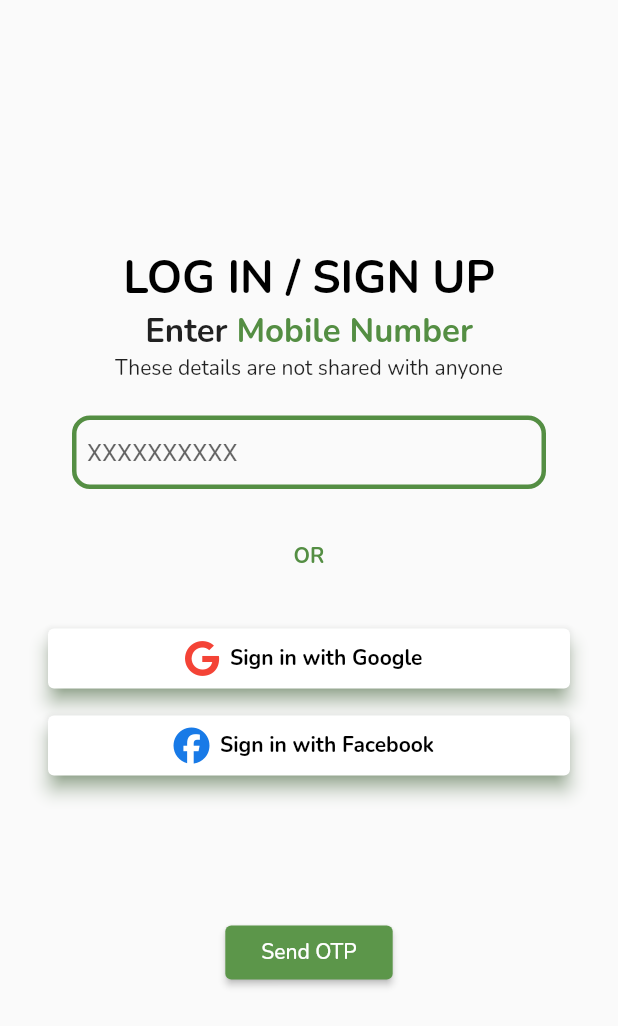
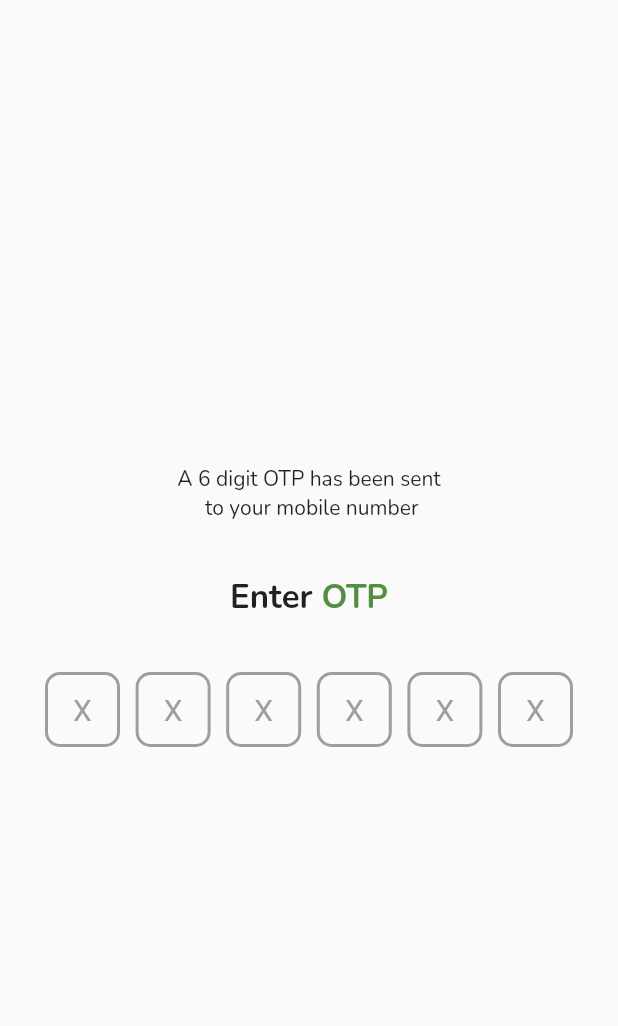
Before and after one commit to rudranshsinghmahra/SmartBinSense, a Flutter app: the screen it shows after launch, after a tap on "Send OTP", on a phone screen of 412 x 824 dp. Shown: the top 1026 px of the screen. Run offline on Flutter 3.47's test engine with Material 3 defaults, Android fonts, the phone set to English and light mode, and no system bars; drawn by our look-alikes of pin_code_fields; our stand-ins replace font_awesome_flutter, google_fonts.

Commit message:
otp_verify_screen.dart created

```diff
--- a/lib/views/log_in_screen.dart
+++ b/lib/views/log_in_screen.dart
@@ -2,6 +2,7 @@ import 'package:flutter/material.dart';
 import 'package:font_awesome_flutter/font_awesome_flutter.dart';
 import 'package:google_fonts/google_fonts.dart';
 import 'package:smart_bin_sense/colors.dart';
+import 'package:smart_bin_sense/views/otp_verify_screen.dart';
 
 class LogInScreen extends StatefulWidget {
   const LogInScreen({super.key});
@@ -151,10 +152,22 @@ class _LogInScreenState extends State<LogInScreen> {
             ),
             Padding(
               padding: const EdgeInsets.only(top: 80.0),
-              child: ElevatedButton(onPressed: (){}, child: Padding(
-                padding: const EdgeInsets.symmetric(horizontal: 8.0),
-                child: Text("Send OTP",style: GoogleFonts.nunito(),),
-              )),
+              child: ElevatedButton(
+                  onPressed: () {
+                    Navigator.push(
+                      context,
+                      MaterialPageRoute(
+                        builder: (context) => const OtpVerifyScreen(),
+                      ),
+                    );
+                  },
+                  child: Padding(
+                    padding: const EdgeInsets.symmetric(horizontal: 8.0),
+                    child: Text(
+                      "Send OTP",
+                      style: GoogleFonts.nunito(),
+                    ),
+                  )),
             )
           ],
         ),
--- /dev/null
+++ b/lib/views/otp_verify_screen.dart
@@ -0,0 +1,101 @@
+import 'package:flutter/material.dart';
+import 'package:google_fonts/google_fonts.dart';
+import 'package:pin_code_fields/pin_code_fields.dart';
+
+import '../colors.dart';
+
+class OtpVerifyScreen extends StatefulWidget {
+  const OtpVerifyScreen({super.key});
+
+  @override
+  State<OtpVerifyScreen> createState() => _OtpVerifyScreenState();
+}
+
+class _OtpVerifyScreenState extends State<OtpVerifyScreen> {
+  TextEditingController otpEditingController = TextEditingController();
+  String currentText = "";
+
+  @override
+  Widget build(BuildContext context) {
+    return SafeArea(
+        child: Scaffold(
+      body: Center(
+        child: Column(
+          mainAxisAlignment: MainAxisAlignment.center,
+          children: [
+            Text(
+              "A 6 digit OTP has been sent\n to your mobile number",
+              style: GoogleFonts.nunito(),
+              textAlign: TextAlign.center,
+            ),
+            Padding(
+              padding: const EdgeInsets.symmetric(vertical: 35.0),
+              child: Row(
+                mainAxisAlignment: MainAxisAlignment.center,
+                children: [
+                  Text(
+                    "Enter ",
+                    style: GoogleFonts.nunito(
+                        fontWeight: FontWeight.bold, fontSize: 22),
+                  ),
+                  Text(
+                    "OTP",
+                    style: GoogleFonts.nunito(
+                        fontWeight: FontWeight.bold,
+                        fontSize: 22,
+                        color: primary.shade600),
+                  ),
+                ],
+              ),
+            ),
+            Padding(
+              padding: const EdgeInsets.symmetric(horizontal: 30.0),
+              child: PinCodeTextField(
+                appContext: context,
+                pastedTextStyle: const TextStyle(
+                  color: Colors.black,
+                  fontWeight: FontWeight.bold,
+                ),
+                length: 6,
+                obscureText: true,
+                obscuringCharacter: '*',
+                blinkWhenObscuring: true,
+                enablePinAutofill: true,
+                hintCharacter: "X",
+                animationType: AnimationType.fade,
+                pinTheme: PinTheme(
+                  inactiveColor: Colors.grey,
+                  selectedColor: primary.shade600,
+                  shape: PinCodeFieldShape.box,
+                  borderRadius: BorderRadius.circular(10),
+                  fieldHeight: 50,
+                  fieldWidth: 50,
+                  activeFillColor: Colors.white,
+                ),
+                cursorColor: Colors.black,
+                animationDuration: const Duration(milliseconds: 300),
+                controller: otpEditingController,
+                keyboardType: TextInputType.number,
+                onCompleted: (v) {
+                  debugPrint("Completed");
+                },
+                onChanged: (value) {
+                  debugPrint(value);
+                  setState(() {
+                    currentText = value;
+                  });
+                },
+                beforeTextPaste: (text) {
+                  debugPrint("Allowing to paste $text");
+                  //if you return true then it will show the paste confirmation dialog. Otherwise if false, then nothing will happen.
+                  //but you can show anything you want here, like your pop up saying wrong paste format or etc
+                  return true;
+                },
+              ),
+            ),
+          ],
+        ),
+      ),
+    ));
+  }
+}
--- a/pubspec.yaml
+++ b/pubspec.yaml
@@ -37,6 +37,7 @@ dependencies:
   cupertino_icons: ^1.0.2
   google_fonts: ^6.1.0
   font_awesome_flutter: ^10.6.0
+  pin_code_fields: ^8.0.1
 
 dev_dependencies:
   flutter_test:
```
Also changed, not shown: pubspec.lock.
